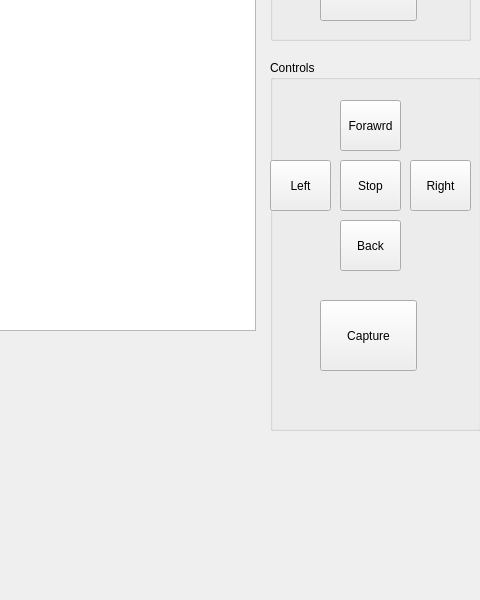
The window that imagecapture.ui (rajithavk/frontend) describes before a commit, drawn with Qt 5; both pictures show x 330 to 810 and y 160 to 760 of the 810 by 760 pixel window.
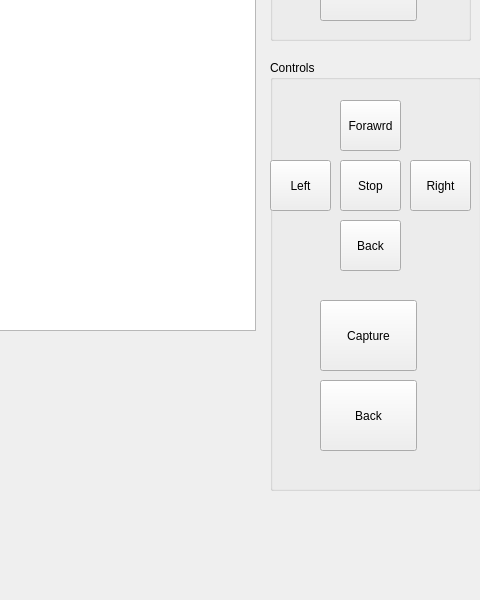
The same window after the commit. Custom widgets are drawn as their Qt base class.

The edit to the form file:
```diff
--- a/imagecapture.ui
+++ b/imagecapture.ui
@@ -167,7 +167,7 @@
      <x>600</x>
      <y>220</y>
      <width>211</width>
-     <height>371</height>
+     <height>431</height>
     </rect>
    </property>
    <property name="title">
@@ -251,6 +251,19 @@
      <string>Stop</string>
     </property>
    </widget>
+   <widget class="QPushButton" name="btnBack_2">
+    <property name="geometry">
+     <rect>
+      <x>50</x>
+      <y>320</y>
+      <width>97</width>
+      <height>71</height>
+     </rect>
+    </property>
+    <property name="text">
+     <string>Back</string>
+    </property>
+   </widget>
   </widget>
  </widget>
  <customwidgets>
```
